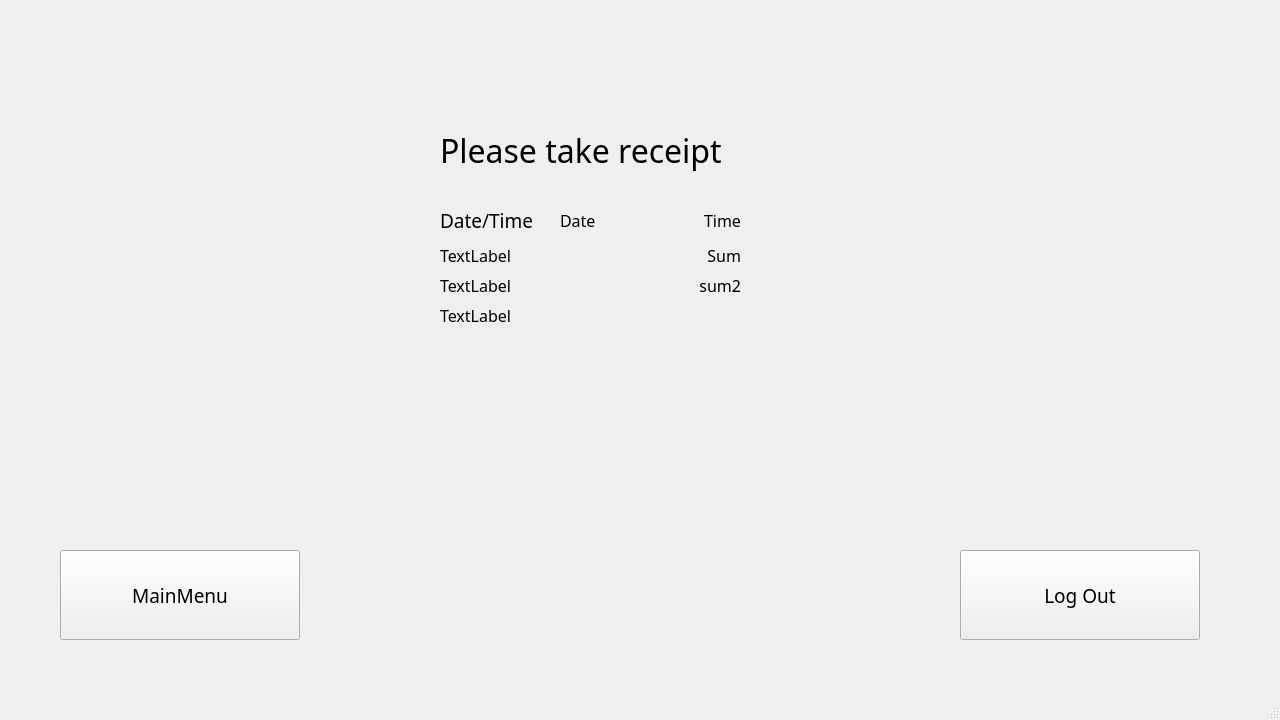
First picture: the form in frontend/receiptwindow.ui, repository t1rate01/ATM_groupproject, before the edit.
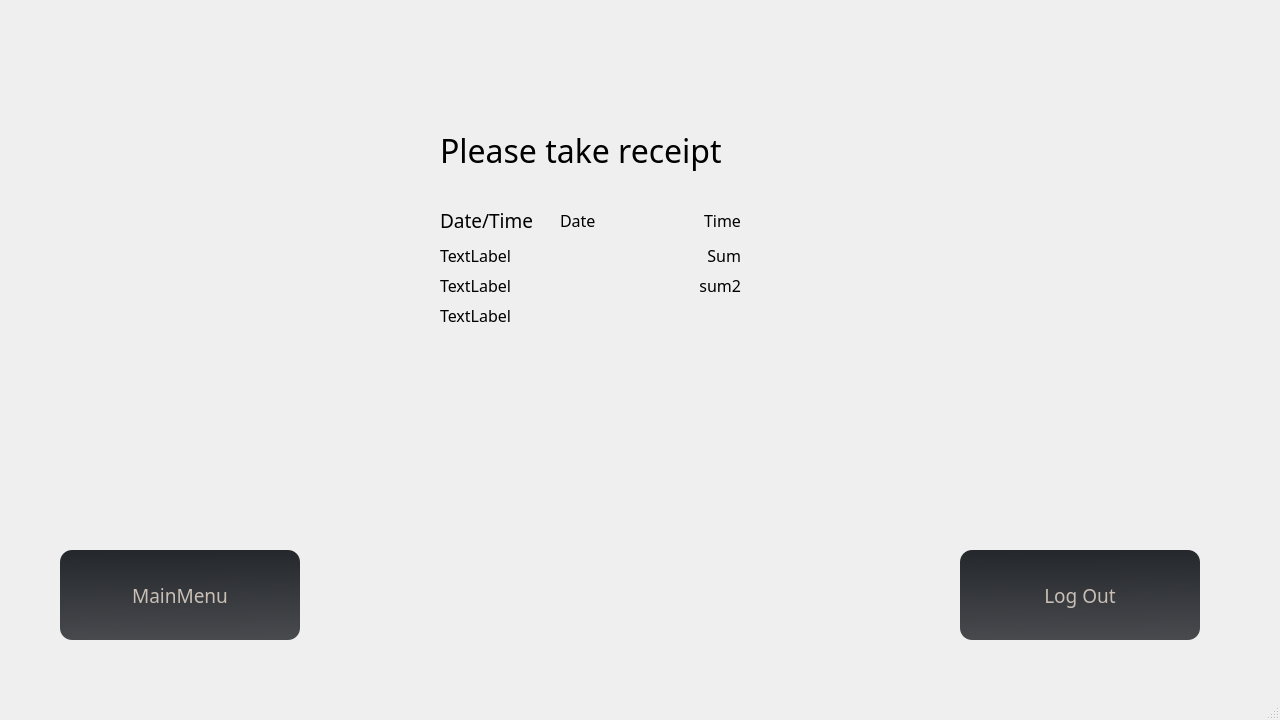
Second picture: the form after the edit.

What changed in the file:
```diff
--- a/frontend/receiptwindow.ui
+++ b/frontend/receiptwindow.ui
@@ -31,6 +31,11 @@
   <property name="windowTitle">
    <string>MainWindow</string>
   </property>
+  <property name="styleSheet">
+   <string notr="true">background-color: qlineargradient(spread:pad, x1:0.46, y1:0, x2:0.472, y2:1, stop:0 rgba(0, 20, 15, 255), stop:1 rgba(17, 73, 74, 255));
+color: #c9bfb6;
+QLabel{background-color: transparent;}</string>
+  </property>
   <widget class="QWidget" name="centralwidget">
    <widget class="QLabel" name="label_logs">
     <property name="geometry">
@@ -85,6 +90,13 @@
       <pointsize>14</pointsize>
      </font>
     </property>
+    <property name="styleSheet">
+     <string notr="true">background-color: qlineargradient(spread:pad, x1:0.494, y1:0, x2:0.517, y2:1, stop:0 rgba(36, 39, 43, 255), stop:1 rgba(72, 74, 78, 255));
+border:0px solid black;
+border-radius: 12px;
+color: #c9bfb6;
+font-size: 14;</string>
+    </property>
     <property name="text">
      <string>MainMenu</string>
     </property>
@@ -104,6 +116,13 @@
       <pointsize>14</pointsize>
      </font>
     </property>
+    <property name="styleSheet">
+     <string notr="true">background-color: qlineargradient(spread:pad, x1:0.494, y1:0, x2:0.517, y2:1, stop:0 rgba(36, 39, 43, 255), stop:1 rgba(72, 74, 78, 255));
+border:0px solid black;
+border-radius: 12px;
+color: #c9bfb6;
+font-size: 14;</string>
+    </property>
     <property name="text">
      <string>Log Out</string>
     </property>
```
Left out of the diff: 27 changed lines with no effect on the pictures.
